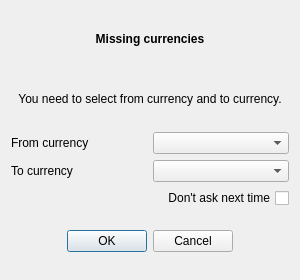
Above: kmymoney/plugins/csvimport/currenciesdlg.ui from KDE/kmymoney before the change. Below: the same form after it.
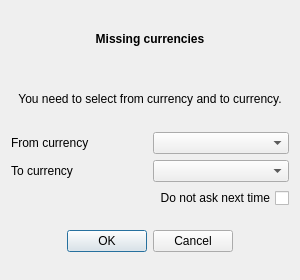
That is the form after the change.

What changed in the file:
```diff
--- a/kmymoney/plugins/csvimport/currenciesdlg.ui
+++ b/kmymoney/plugins/csvimport/currenciesdlg.ui
@@ -81,7 +81,7 @@
         <enum>Qt::RightToLeft</enum>
        </property>
        <property name="text">
-        <string>Don't ask next time</string>
+        <string>Do not ask next time</string>
        </property>
       </widget>
      </item>
```
